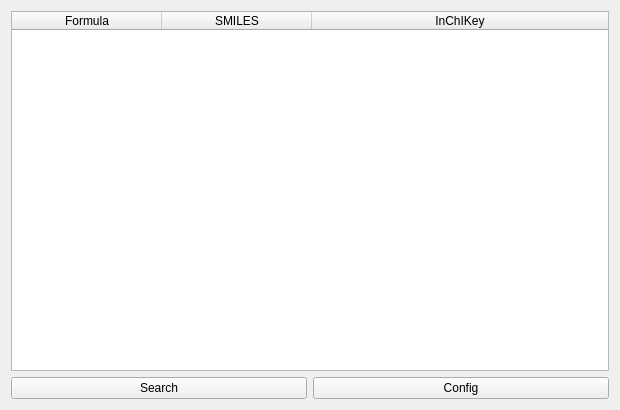
First picture: the form in avogadro/qtplugins/mongochem/mongochemwidget.ui, repository OpenChemistry/avogadrolibs, before the edit.
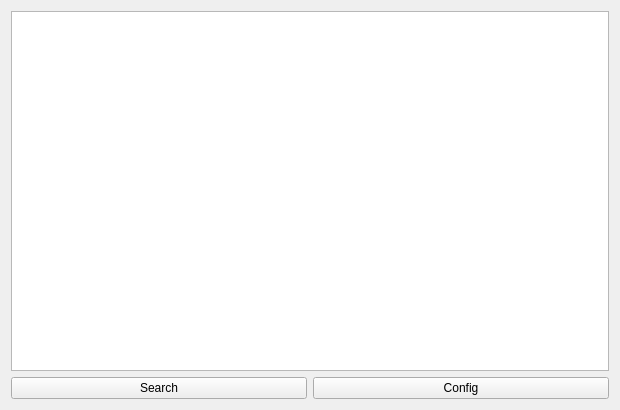
Second picture: the form after the edit.

Commit message:
Use model/view approach for molecules table
This gives us much more control over the table and the data.

Now, entire rows are selected instead of individual cells.

These changes will be used for selecting a molecule to download.

Diff of the .ui file:
```diff
--- a/avogadro/qtplugins/mongochem/mongochemwidget.ui
+++ b/avogadro/qtplugins/mongochem/mongochemwidget.ui
@@ -35,28 +35,16 @@
     </widget>
    </item>
    <item row="0" column="0" colspan="2">
-    <widget class="QTableWidget" name="tableMolecules">
+    <widget class="QTableView" name="tableMolecules">
+     <property name="selectionBehavior">
+      <enum>QAbstractItemView::SelectRows</enum>
+     </property>
      <attribute name="horizontalHeaderDefaultSectionSize">
       <number>150</number>
      </attribute>
      <attribute name="horizontalHeaderStretchLastSection">
       <bool>true</bool>
      </attribute>
-     <column>
-      <property name="text">
-       <string>Formula</string>
-      </property>
-     </column>
-     <column>
-      <property name="text">
-       <string>SMILES</string>
-      </property>
-     </column>
-     <column>
-      <property name="text">
-       <string>InChIKey</string>
-      </property>
-     </column>
     </widget>
    </item>
   </layout>
```
Left out of the diff: 3 changed lines with no effect on the pictures. The commit also changes 5 other files.
